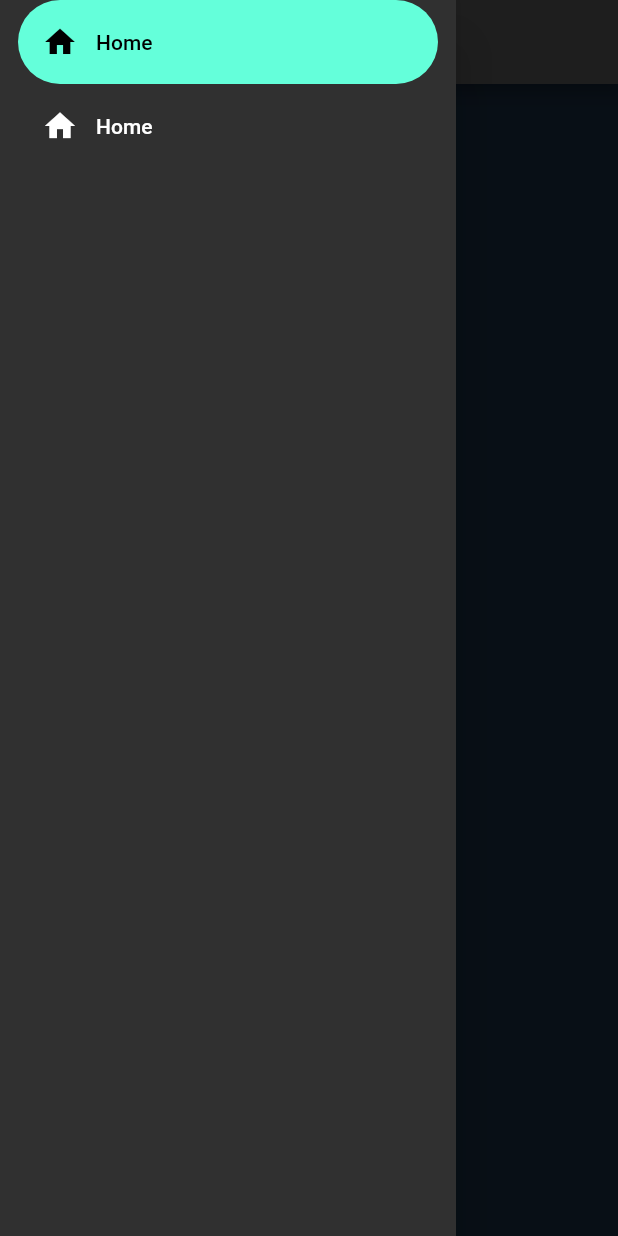
After one commit to fluttermapp/flutter_widgets, a Flutter app: the Widget140B screen opened directly, with the side drawer open, on a phone screen of 412 x 824 dp. The commit adds this screen. Run offline on Flutter 3.47's test engine with Material 2 defaults, Android fonts, the phone set to English and light mode, and no system bars.

Commit message:
Flutter Mapp
Flutter Mapp

```diff
--- /dev/null
+++ b/lib/every_widgets/navigation_drawer.dart
@@ -0,0 +1,28 @@
+//!NavigationDrawer
+
+import 'package:flutter/material.dart';
+
+class Widget140C extends StatelessWidget {
+  const Widget140C({Key? key}) : super(key: key);
+
+  @override
+  Widget build(BuildContext context) {
+    return Scaffold(
+      appBar: AppBar(
+        title: const Text('Flutter Mapp'),
+      ),
+      drawer: const NavigationDrawer(
+        children: [
+          NavigationDrawerDestination(
+            icon: Icon(Icons.home),
+            label: Text('Home'),
+          ),
+          NavigationDrawerDestination(
+            icon: Icon(Icons.home),
+            label: Text('Home'),
+          ),
+        ],
+      ),
+    );
+  }
+}
--- /dev/null
+++ b/lib/every_widgets/navigation_drawer_destination.dart
@@ -0,0 +1,28 @@
+//!NavigationDrawerDestination
+
+import 'package:flutter/material.dart';
+
+class Widget140B extends StatelessWidget {
+  const Widget140B({Key? key}) : super(key: key);
+
+  @override
+  Widget build(BuildContext context) {
+    return Scaffold(
+      appBar: AppBar(
+        title: const Text('Flutter Mapp'),
+      ),
+      drawer: const NavigationDrawer(
+        children: [
+          NavigationDrawerDestination(
+            icon: Icon(Icons.home),
+            label: Text('Home'),
+          ),
+          NavigationDrawerDestination(
+            icon: Icon(Icons.home),
+            label: Text('Home'),
+          ),
+        ],
+      ),
+    );
+  }
+}
--- a/lib/every_widgets/notification_listener.dart
+++ b/lib/every_widgets/notification_listener.dart
@@ -5,10 +5,10 @@ class Widget141 extends StatefulWidget {
   const Widget141({Key? key}) : super(key: key);
 
   @override
-  _Widget141State createState() => _Widget141State();
+  Widget141State createState() => Widget141State();
 }
 
-class _Widget141State extends State<Widget141> {
+class Widget141State extends State<Widget141> {
   String message = 'New';
 
   @override
--- a/lib/every_widgets/platform_menu.dart
+++ b/lib/every_widgets/platform_menu.dart
@@ -7,10 +7,10 @@ class Widget153 extends StatelessWidget {
   @override
   Widget build(BuildContext context) {
     return PlatformMenuBar(
-      menus: <MenuItem>[
+      menus: [
         PlatformMenu(
           label: 'Platform Menu',
-          menus: <MenuItem>[
+          menus: [
             PlatformMenuItemGroup(
               members: [
                 PlatformMenuItem(
@@ -23,7 +23,7 @@ class Widget153 extends StatelessWidget {
               members: [
                 PlatformMenu(
                   label: 'Messages',
-                  menus: <MenuItem>[
+                  menus: [
                     PlatformMenuItem(
                       onSelected: () {},
                       shortcut: const CharacterActivator('F'),
--- a/lib/every_widgets/text_form_field.dart
+++ b/lib/every_widgets/text_form_field.dart
@@ -23,7 +23,7 @@ class _Widget203State extends State<Widget203> {
         autovalidateMode: AutovalidateMode.always,
         onChanged: () {
           setState(() {
-            Form.of(primaryFocus!.context!)!.save();
+            Form.of(primaryFocus!.context!).save();
           });
         },
         child: Column(
```
Also changed, not shown: lib/every_widgets/badge.dart (added, +27 -0 lines), lib/every_widgets/drawer.dart (added, +30 -0 lines), lib/every_widgets/filled_button.dart (added, +17 -0 lines), lib/every_widgets/list_body.dart (added, +18 -0 lines), pubspec.lock, 2 other files.
